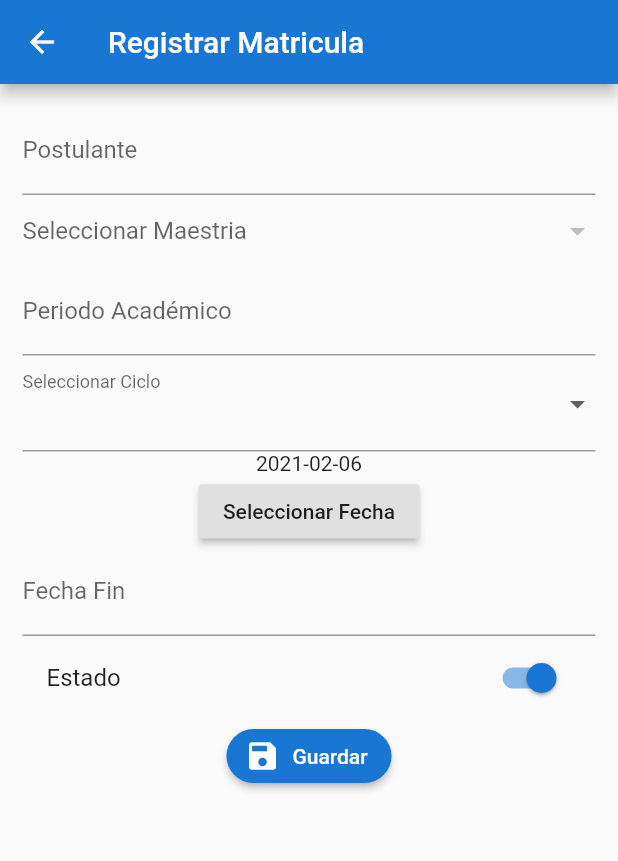
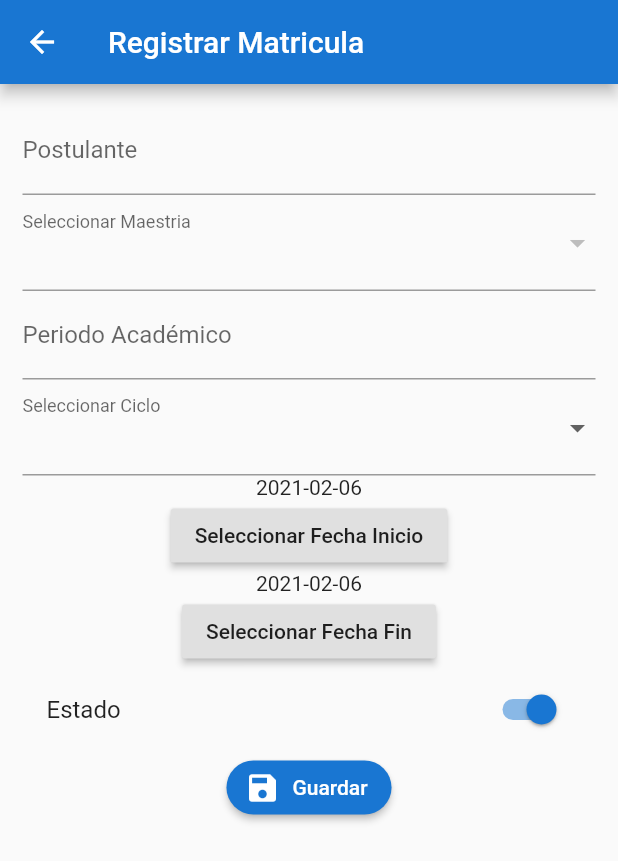
Before and after one commit to richardPumapillo/app_matricula_proy_final, a Flutter app: the MatriculaPage screen opened by its route, after a tap on the "add" icon, on a phone screen of 412 x 824 dp. Shown: the top 861 px of the screen. Run offline on Flutter 3.47's test engine with Material 2 defaults, Android fonts, the phone set to English and light mode, and no system bars; our stand-ins replace image_picker, rxdart, shared_preferences; missing offline and left inert: mime_type; accounts and stored records are empty; statements that could not run were skipped.

Commit message:
Modif Matricula

```diff
--- a/lib/src/pages/matricula_new.dart
+++ b/lib/src/pages/matricula_new.dart
@@ -102,7 +102,25 @@ class _MatriculaPageState extends State<MatriculaNew> {
   }
 
   Widget _crearMaestria() {
-    return DropdownButtonHideUnderline(
+      String _mestria;
+      return  DropdownButtonFormField<String>(
+            decoration: InputDecoration(labelText: 'Seleccionar Maestria'),
+            value: _mestria,
+            items: _maestriaList.map((value) {
+              return DropdownMenuItem<String>(
+                value: value.id,
+                child: Text(value.maestria),
+              );
+            }).toList(),
+            hint: Text(''),
+            onChanged: (value) {
+              setState(() {
+                matricula.maestria = value;
+              });
+            },
+          );
+
+    /*return DropdownButtonHideUnderline(
         child: DropdownButton<String>(
       isExpanded: true,
       hint: Text('Seleccionar Maestria'),
@@ -113,12 +131,17 @@ class _MatriculaPageState extends State<MatriculaNew> {
           child: Text(value.maestria),
         );
       }).toList(),
-      onChanged: (String newValue) {
+     // onChanged: (String newValue) {
+      //  setState(() {
+      //    matricula.maestria = value;
+      //  });
+      //},
+      onChanged: (value) {
         setState(() {
-          _maestria = newValue;
+          matricula.maestria = value;
         });
       },
-    ));
+    )); */
   }
 
   Widget _crearPeriodoacademico() {
@@ -151,7 +174,7 @@ class _MatriculaPageState extends State<MatriculaNew> {
             hint: Text(''),
             onChanged: (value) {
               setState(() {
-                _ratingController = value;
+                matricula.ciclo = value;
               });
             },
           );
@@ -175,12 +198,12 @@ class _MatriculaPageState extends State<MatriculaNew> {
       children: <Widget>[
         Text(dateFormat.format(selectedDate)),
         RaisedButton(
-          child: Text('Seleccionar Fecha'),
+          child: Text('Seleccionar Fecha Inicio'),
           onPressed: () async {
             showDateTimeDialog(context, initialDate: selectedDate,
                 onSelectedDate: (selectedDate) {
               setState(() {
-                this.selectedDate = selectedDate;
+                matricula.fechainicio = selectedDate.toString();
               });
             });
           },
@@ -188,8 +211,9 @@ class _MatriculaPageState extends State<MatriculaNew> {
       ],
     );
   }
+
   Widget _crearFechafin() {
-    return TextFormField(
+  /*  return TextFormField(
       initialValue: matricula.fechafin,
       textCapitalization: TextCapitalization.sentences,
       decoration: InputDecoration(labelText: 'Fecha Fin'),
@@ -201,8 +225,27 @@ class _MatriculaPageState extends State<MatriculaNew> {
           return null;
         }
       },
+    ); */
+
+    return Column(
+      mainAxisAlignment: MainAxisAlignment.center,
+      children: <Widget>[
+        Text(dateFormat.format(selectedDate)),
+        RaisedButton(
+          child: Text('Seleccionar Fecha Fin'),
+          onPressed: () async {
+            showDateTimeDialog(context, initialDate: selectedDate,
+                onSelectedDate: (selectedDate) {
+              setState(() {
+                matricula.fechafin = selectedDate.toString();
+              });
+            });
+          },
+        ),
+      ],
     );
   }
+
   Widget _crearEstado() {
     return SwitchListTile(
       value: matricula.estado,
--- a/lib/src/pages/matricula_page.dart
+++ b/lib/src/pages/matricula_page.dart
@@ -9,7 +9,7 @@ class MatriculaPage extends StatelessWidget {
   @override
   Widget build(BuildContext context) {
     return Scaffold(
-      appBar: AppBar(title: Text('Registrar Matrícula')),
+      appBar: AppBar(title: Text('Historial Matrícula')),
       body: _crearListado(),
       drawer: AppDrawer(),
       floatingActionButton: _crearBoton(context),
@@ -48,8 +48,8 @@ class MatriculaPage extends StatelessWidget {
           child: Column(
             children: <Widget>[
               ListTile(
-                title: Text('${matricula.maestria}'),
-                subtitle: Text(matricula.periodoacademico),
+                title: Text('${matricula.maestria} - '+'Periodo: '+'${matricula.periodoacademico}'),
+                subtitle: Text('Ciclo: '+ matricula.ciclo),
                 onTap: () => Navigator.pushNamed(context, 'NewMatricula',
                     arguments: matricula),
               ),
```
